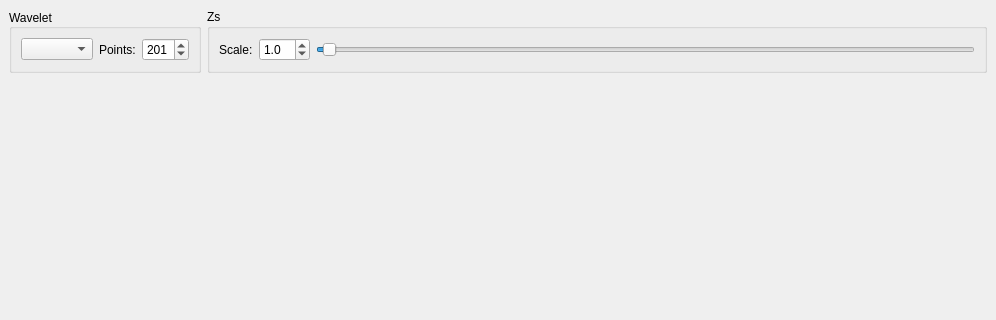
Before: the Qt Designer form cwp/mainwindow.ui in mFoxRU/cwaveplay, drawn with Qt 5; both pictures show x 0 to 996 and y 0 to 320 of the 996 by 600 pixel window.
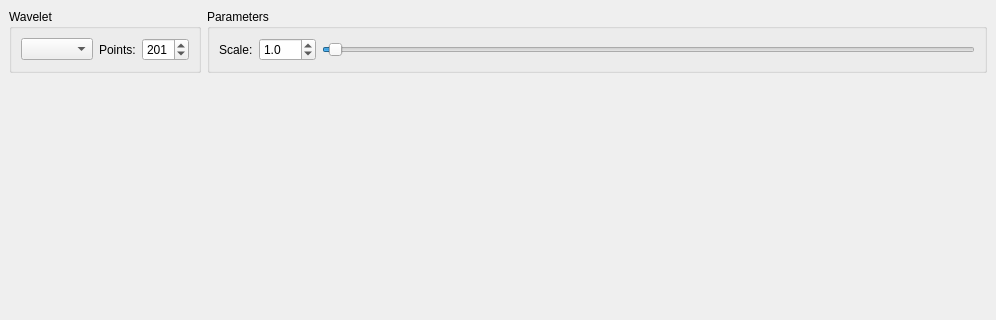
After: the same form once the commit is applied.

Commit message: Added: Wavelet selection and ui update

```diff
--- a/cwp/mainwindow.ui
+++ b/cwp/mainwindow.ui
@@ -41,7 +41,7 @@
          <string>Wavelet</string>
         </property>
         <property name="alignment">
-         <set>Qt::AlignLeading|Qt::AlignLeft|Qt::AlignVCenter</set>
+         <set>Qt::AlignLeading|Qt::AlignLeft|Qt::AlignTop</set>
         </property>
         <layout class="QHBoxLayout" name="horizontalLayout_2">
          <item>
@@ -83,7 +83,7 @@
          </sizepolicy>
         </property>
         <property name="title">
-         <string>Zs</string>
+         <string>Parameters</string>
         </property>
         <layout class="QGridLayout" name="gridLayout">
          <item row="0" column="0">
@@ -95,6 +95,12 @@
          </item>
          <item row="0" column="1">
           <widget class="QDoubleSpinBox" name="scale_spinbox">
+           <property name="sizePolicy">
+            <sizepolicy hsizetype="Preferred" vsizetype="Preferred">
+             <horstretch>0</horstretch>
+             <verstretch>0</verstretch>
+            </sizepolicy>
+           </property>
            <property name="decimals">
             <number>1</number>
            </property>
@@ -102,7 +108,7 @@
             <double>0.100000000000000</double>
            </property>
            <property name="maximum">
-            <double>99.900000000000006</double>
+            <double>100.000000000000000</double>
            </property>
            <property name="singleStep">
             <double>0.100000000000000</double>
@@ -114,6 +120,12 @@
          </item>
          <item row="0" column="2">
           <widget class="QSlider" name="scale_slider">
+           <property name="sizePolicy">
+            <sizepolicy hsizetype="Expanding" vsizetype="Preferred">
+             <horstretch>0</horstretch>
+             <verstretch>0</verstretch>
+            </sizepolicy>
+           </property>
            <property name="minimum">
             <number>1</number>
            </property>
```
Left out of the diff: 3 changed lines with no effect on the pictures. The commit also changes 1 other file.
